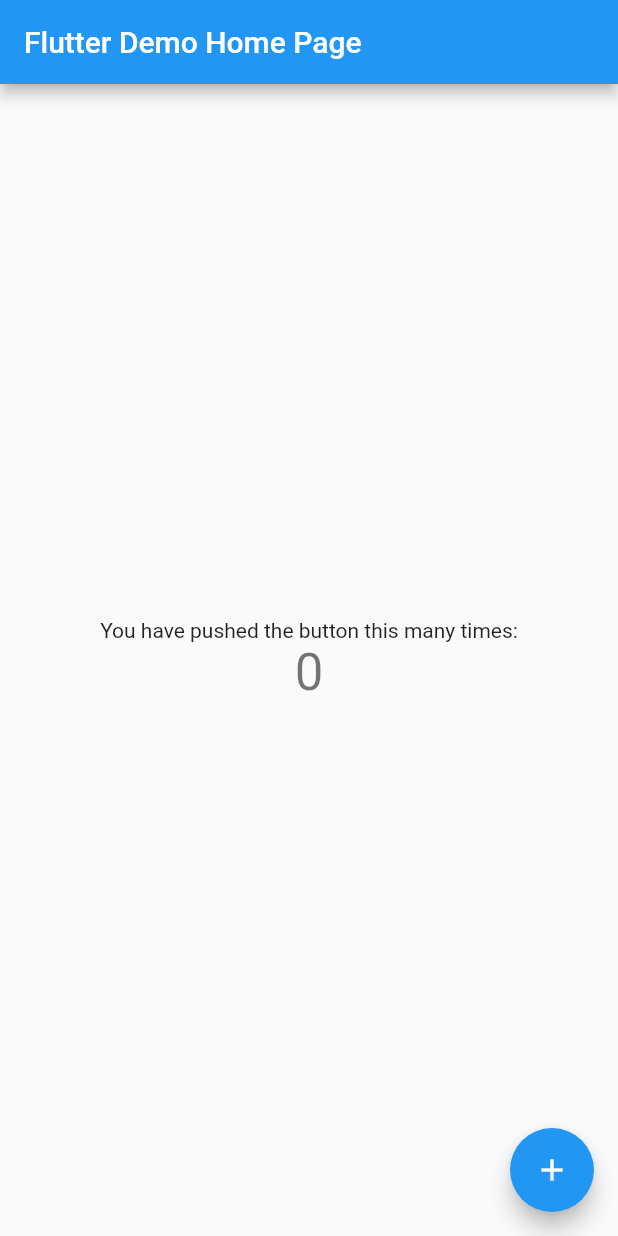
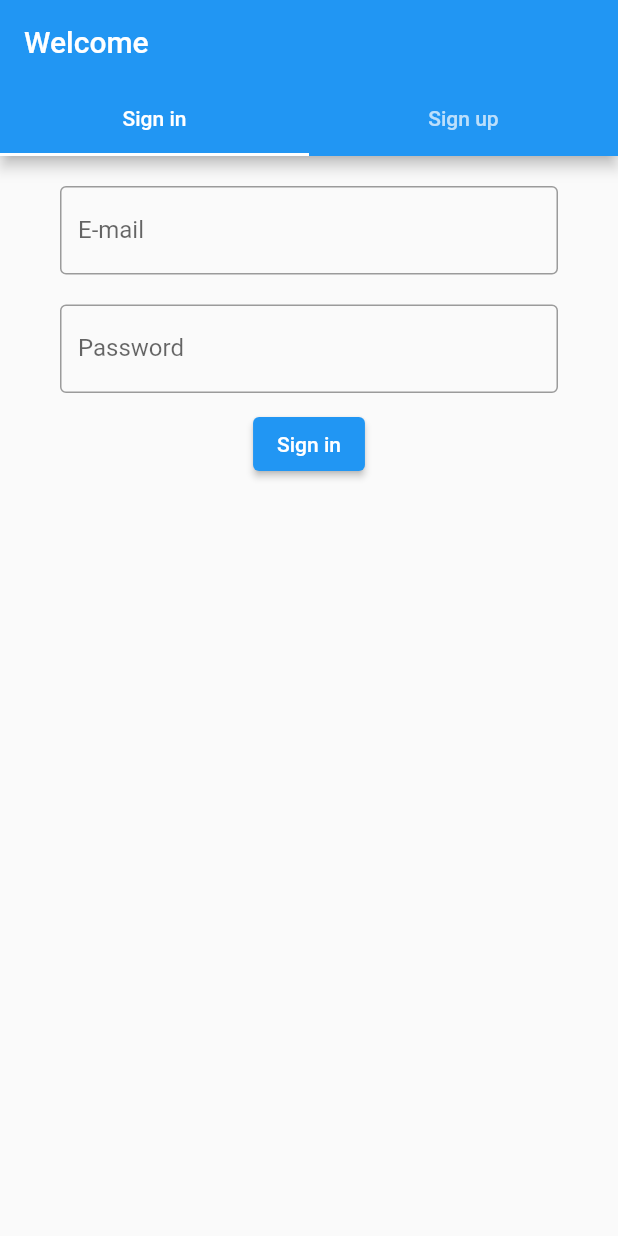
Before and after one commit to slaeuffer/picknseat, a Flutter app: the screen it shows after launch, on a phone screen of 412 x 824 dp. Run offline on Flutter 3.47's test engine with Material 2 defaults, Android fonts, the phone set to English and light mode, and no system bars.

Commit message:
Sign In UI

```diff
--- a/lib/main.dart
+++ b/lib/main.dart
@@ -9,105 +9,79 @@ class MyApp extends StatelessWidget {
   @override
   Widget build(BuildContext context) {
     return MaterialApp(
-      title: 'Flutter Demo',
+      title: 'Picknseat',
       theme: ThemeData(
-        // This is the theme of your application.
-        //
-        // Try running your application with "flutter run". You'll see the
-        // application has a blue toolbar. Then, without quitting the app, try
-        // changing the primarySwatch below to Colors.green and then invoke
-        // "hot reload" (press "r" in the console where you ran "flutter run",
-        // or simply save your changes to "hot reload" in a Flutter IDE).
-        // Notice that the counter didn't reset back to zero; the application
-        // is not restarted.
         primarySwatch: Colors.blue,
       ),
-      home: MyHomePage(title: 'Flutter Demo Home Page'),
+      home: SignIn(),
+    );
+
+  }
+}
+
+class SignIn extends StatefulWidget {
+  const SignIn({Key key}) : super(key: key);
+
+  @override
+  State<SignIn> createState() => _SignInState();
+}
+
+class _SignInState extends State<SignIn> {
+  TextEditingController userController = TextEditingController();
+  TextEditingController passwordController = TextEditingController();
+
+  @override
+  Widget build(BuildContext context) {
+    return DefaultTabController(
+      length: 2,
+      child: Scaffold(
+          appBar: AppBar(
+              title: Text('Welcome'),
+              bottom: TabBar(
+                indicatorColor: Colors.white,
+                tabs: [
+                  Tab(text:"Sign in"),
+                  Tab(text:"Sign up"),
+                ]
+              )
+          ),
+          body: TabBarView(
+            children: [
+              Column(
+                  children: [
+                    Padding(
+                      padding: EdgeInsets.only(left: 40, right: 40, top:20),
+                      child: TextFormField(
+                        decoration: InputDecoration(
+                          labelText: 'E-mail',
+                          border: OutlineInputBorder(),
+                        ),
+                      ),
+                    ),
+                    Padding(
+                      padding: EdgeInsets.only(left: 40, right: 40, top:20),
+                      child:TextFormField(
+                        obscureText: true,
+                        decoration: InputDecoration(
+                          labelText: 'Password',
+                          border: OutlineInputBorder(),
+                        ),
+                      ),
+                    ),
+                    Padding(
+                        padding: EdgeInsets.only(left: 50, right: 50, top:10),
+                        child: ElevatedButton(
+                          child: Text("Sign in"),
+                          onPressed: () {
+                          },
+                        )
+                    ),
+                  ],
+              ),
+              Center(child: Text("Sign up")),
+            ],
+          )
+        ),
     );
   }
 }
-
-class MyHomePage extends StatefulWidget {
-  MyHomePage({Key key, this.title}) : super(key: key);
-
-  // This widget is the home page of your application. It is stateful, meaning
-  // that it has a State object (defined below) that contains fields that affect
-  // how it looks.
-
-  // This class is the configuration for the state. It holds the values (in this
-  // case the title) provided by the parent (in this case the App widget) and
-  // used by the build method of the State. Fields in a Widget subclass are
-  // always marked "final".
-
-  final String title;
-
-  @override
-  _MyHomePageState createState() => _MyHomePageState();
-}
-
-class _MyHomePageState extends State<MyHomePage> {
-  int _counter = 0;
-
-  void _incrementCounter() {
-    setState(() {
-      // This call to setState tells the Flutter framework that something has
-      // changed in this State, which causes it to rerun the build method below
-      // so that the display can reflect the updated values. If we changed
-      // _counter without calling setState(), then the build method would not be
-      // called again, and so nothing would appear to happen.
-      _counter++;
-    });
-  }
-
-  @override
-  Widget build(BuildContext context) {
-    // This method is rerun every time setState is called, for instance as done
-    // by the _incrementCounter method above.
-    //
-    // The Flutter framework has been optimized to make rerunning build methods
-    // fast, so that you can just rebuild anything that needs updating rather
-    // than having to individually change instances of widgets.
-    return Scaffold(
-      appBar: AppBar(
-        // Here we take the value from the MyHomePage object that was created by
-        // the App.build method, and use it to set our appbar title.
-        title: Text(widget.title),
-      ),
-      body: Center(
-        // Center is a layout widget. It takes a single child and positions it
-        // in the middle of the parent.
-        child: Column(
-          // Column is also a layout widget. It takes a list of children and
-          // arranges them vertically. By default, it sizes itself to fit its
-          // children horizontally, and tries to be as tall as its parent.
-          //
-          // Invoke "debug painting" (press "p" in the console, choose the
-          // "Toggle Debug Paint" action from the Flutter Inspector in Android
-          // Studio, or the "Toggle Debug Paint" command in Visual Studio Code)
-          // to see the wireframe for each widget.
-          //
-          // Column has various properties to control how it sizes itself and
-          // how it positions its children. Here we use mainAxisAlignment to
-          // center the children vertically; the main axis here is the vertical
-          // axis because Columns are vertical (the cross axis would be
-          // horizontal).
-          mainAxisAlignment: MainAxisAlignment.center,
-          children: <Widget>[
-            Text(
-              'You have pushed the button this many times:',
-            ),
-            Text(
-              '$_counter',
-              style: Theme.of(context).textTheme.headline4,
-            ),
-          ],
-        ),
-      ),
-      floatingActionButton: FloatingActionButton(
-        onPressed: _incrementCounter,
-        tooltip: 'Increment',
-        child: Icon(Icons.add),
-      ), // This trailing comma makes auto-formatting nicer for build methods.
-    );
-  }
-}
```
